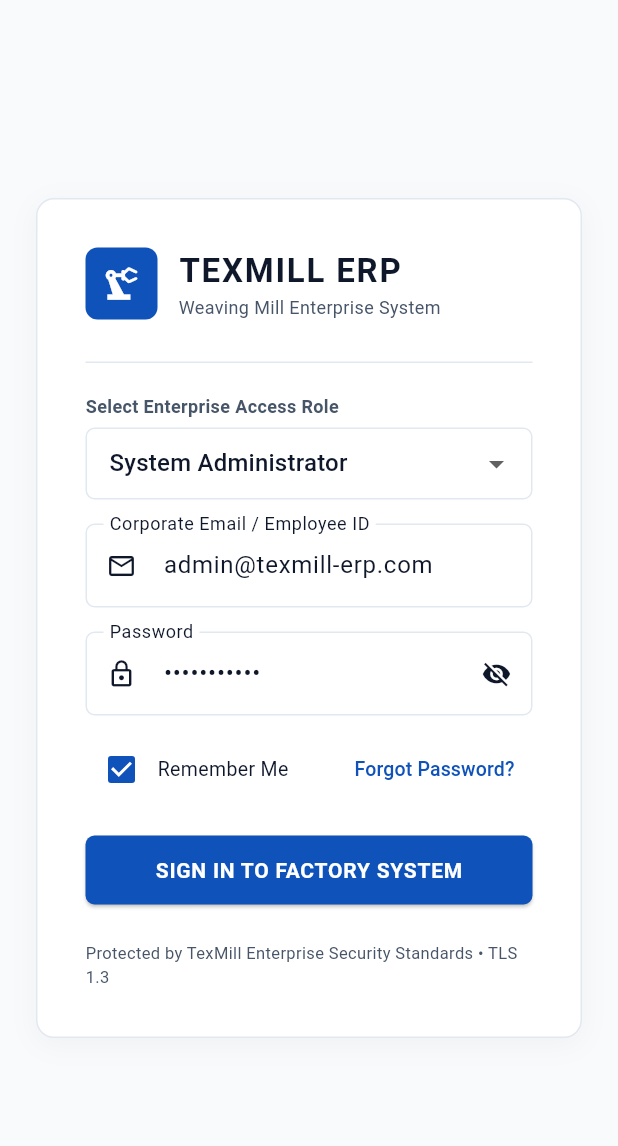
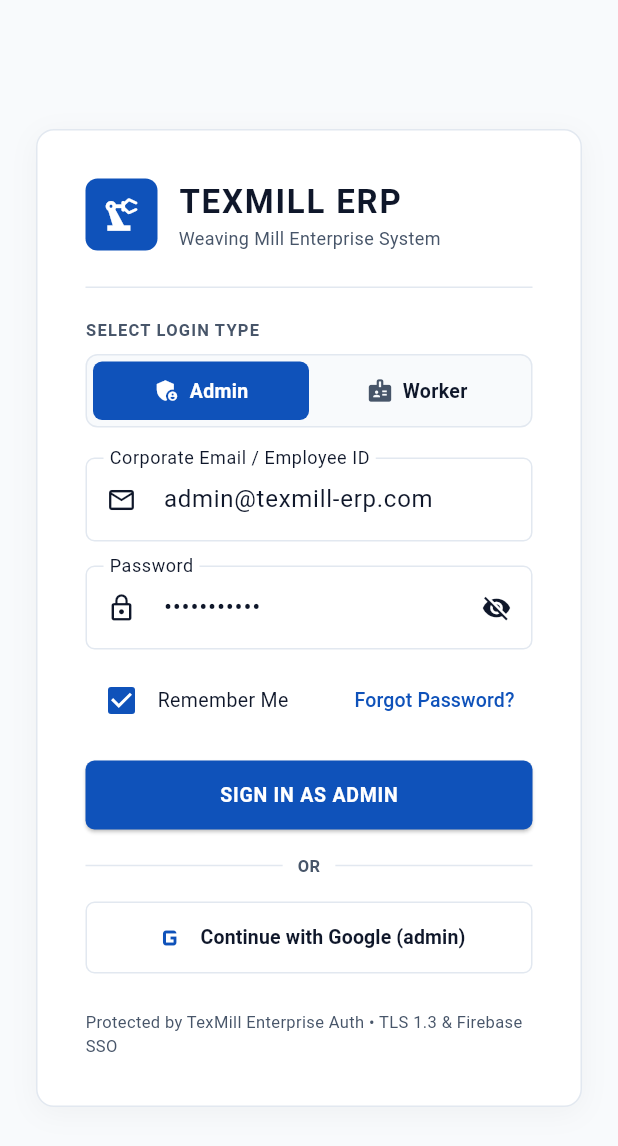
Before and after one commit to Krishna8208863439/Full-Stack, a Flutter app: the screen it shows after launch, on a phone screen of 412 x 824 dp. Shown: the top 1146 px of the screen. Run offline on Flutter 3.47's test engine with Material 3 defaults, Android fonts, the phone set to English and light mode, and no system bars; our stand-ins replace flutter_riverpod, go_router.

Commit message:
Add Admin vs Worker role login, Google Sign-In, and Worker Dashboard module

```diff
--- a/lib/core/routes/app_router.dart
+++ b/lib/core/routes/app_router.dart
@@ -2,6 +2,7 @@
 import 'package:go_router/go_router.dart';
 import '../../features/authentication/views/login_screen.dart';
 import '../../features/dashboard/views/dashboard_screen.dart';
+import '../../features/dashboard/views/worker_dashboard_screen.dart';
 import '../../features/machine_monitoring/views/machine_monitoring_screen.dart';
 import '../../features/production/views/production_screen.dart';
 import '../../features/inventory/views/inventory_screen.dart';
@@ -15,6 +16,8 @@
 
 class AppRoutes {
   static const String login = '/login';
+  static const String adminDashboard = '/admin-dashboard';
+  static const String workerDashboard = '/worker-dashboard';
   static const String dashboard = '/dashboard';
   static const String machines = '/machines';
   static const String production = '/production';
@@ -34,6 +37,14 @@
     GoRoute(
       path: AppRoutes.login,
       builder: (context, state) => const LoginScreen(),
+    ),
+    GoRoute(
+      path: AppRoutes.adminDashboard,
+      builder: (context, state) => const DashboardScreen(),
+    ),
+    GoRoute(
+      path: AppRoutes.workerDashboard,
+      builder: (context, state) => const WorkerDashboardScreen(),
     ),
     GoRoute(
       path: AppRoutes.dashboard,
--- a/lib/features/authentication/views/login_screen.dart
+++ b/lib/features/authentication/views/login_screen.dart
@@ -16,7 +16,7 @@
   final _formKey = GlobalKey<FormState>();
   final _emailController = TextEditingController(text: 'admin@texmill-erp.com');
   final _passwordController = TextEditingController(text: 'password123');
-  String _selectedRole = 'admin';
+  String _selectedRole = 'admin'; // 'admin' or 'worker'
   bool _rememberMe = true;
   bool _obscurePassword = true;
 
@@ -35,7 +35,22 @@
             _selectedRole,
           );
       if (success && mounted) {
-        context.go(AppRoutes.dashboard);
+        if (_selectedRole == 'admin') {
+          context.go(AppRoutes.adminDashboard);
+        } else {
+          context.go(AppRoutes.workerDashboard);
+        }
+      }
+    }
+  }
+
+  void _handleGoogleLogin() async {
+    final success = await ref.read(authProvider.notifier).loginWithGoogle(_selectedRole);
+    if (success && mounted) {
+      if (_selectedRole == 'admin') {
+        context.go(AppRoutes.adminDashboard);
+      } else {
+        context.go(AppRoutes.workerDashboard);
       }
     }
   }
@@ -70,7 +85,7 @@
                 mainAxisSize: MainAxisSize.min,
                 crossAxisAlignment: CrossAxisAlignment.stretch,
                 children: [
-                  // Industrial Corporate Header
+                  // Industrial Brand Header
                   Row(
                     children: [
                       Container(
@@ -102,8 +117,82 @@
                       ),
                     ],
                   ),
-                  const SizedBox(width: 0, height: 28),
+                  const SizedBox(height: 24),
                   const Divider(color: AppColors.borderLight),
+                  const SizedBox(height: 20),
+
+                  // Role Selection Segmented Bar (Admin vs Worker)
+                  const Text(
+                    'SELECT LOGIN TYPE',
+                    style: TextStyle(fontSize: 11, fontWeight: FontWeight.bold, color: AppColors.secondarySlate, letterSpacing: 0.8),
+                  ),
+                  const SizedBox(height: 8),
+                  Container(
+                    decoration: BoxDecoration(
+                      color: AppColors.surfaceVariantLight,
+                      borderRadius: BorderRadius.circular(8),
+                      border: Border.all(color: AppColors.borderLight),
+                    ),
+                    padding: const EdgeInsets.all(4),
+                    child: Row(
+                      children: [
+                        Expanded(
+                          child: GestureDetector(
+                            onTap: () => setState(() => _selectedRole = 'admin'),
+                            child: Container(
+                              padding: const EdgeInsets.symmetric(vertical: 10),
+                              decoration: BoxDecoration(
+                                color: _selectedRole == 'admin' ? AppColors.primaryBlue : Colors.transparent,
+                                borderRadius: BorderRadius.circular(6),
+                              ),
+                              child: Row(
+                                mainAxisAlignment: MainAxisAlignment.center,
+                                children: [
+                                  Icon(Icons.admin_panel_settings, size: 18, color: _selectedRole == 'admin' ? Colors.white : AppColors.secondarySlate),
+                                  const SizedBox(width: 6),
+                                  Text(
+                                    'Admin',
+                                    style: TextStyle(
+                                      fontWeight: FontWeight.bold,
+                                      fontSize: 13,
+                                      color: _selectedRole == 'admin' ? Colors.white : AppColors.textDark,
+                                    ),
+                                  ),
+                                ],
+                              ),
+                            ),
+                          ),
+                        ),
+                        Expanded(
+                          child: GestureDetector(
+                            onTap: () => setState(() => _selectedRole = 'worker'),
+                            child: Container(
+                              padding: const EdgeInsets.symmetric(vertical: 10),
+                              decoration: BoxDecoration(
+                                color: _selectedRole == 'worker' ? AppColors.primaryBlue : Colors.transparent,
+                                borderRadius: BorderRadius.circular(6),
+                              ),
+                              child: Row(
+                                mainAxisAlignment: MainAxisAlignment.center,
+                                children: [
+                                  Icon(Icons.badge, size: 18, color: _selectedRole == 'worker' ? Colors.white : AppColors.secondarySlate),
+                                  const SizedBox(width: 6),
+                                  Text(
+                                    'Worker',
+                                    style: TextStyle(
+                                      fontWeight: FontWeight.bold,
+                                      fontSize: 13,
+                                      color: _selectedRole == 'worker' ? Colors.white : AppColors.textDark,
+                                    ),
+                                  ),
+                                ],
+                              ),
+                            ),
+                          ),
+                        ),
+                      ],
+                    ),
+                  ),
                   const SizedBox(height: 20),
 
                   if (authState.errorMessage != null) ...[
@@ -130,29 +219,6 @@
                     const SizedBox(height: 16),
                   ],
 
-                  // Role Selection Switcher
-                  const Text('Select Enterprise Access Role', style: TextStyle(fontSize: 12, fontWeight: FontWeight.w600, color: AppColors.secondarySlate)),
-                  const SizedBox(height: 6),
-                  DropdownButtonFormField<String>(
-                    value: _selectedRole,
-                    decoration: InputDecoration(
-                      contentPadding: const EdgeInsets.symmetric(horizontal: 12, vertical: 10),
-                      border: OutlineInputBorder(borderRadius: BorderRadius.circular(6)),
-                    ),
-                    items: const [
-                      DropdownMenuItem(value: 'admin', child: Text('System Administrator')),
-                      DropdownMenuItem(value: 'plant_manager', child: Text('Plant Operations Manager')),
-                      DropdownMenuItem(value: 'supervisor', child: Text('Production Supervisor')),
-                      DropdownMenuItem(value: 'quality_inspector', child: Text('Quality Control Inspector')),
-                      DropdownMenuItem(value: 'maintenance_tech', child: Text('Maintenance Engineer')),
-                      DropdownMenuItem(value: 'weaver_operator', child: Text('Loom Weaver / Operator')),
-                    ],
-                    onChanged: (val) {
-                      if (val != null) setState(() => _selectedRole = val);
-                    },
-                  ),
-                  const SizedBox(height: 16),
-
                   // Email Input
                   TextFormField(
                     controller: _emailController,
@@ -163,7 +229,7 @@
                       border: OutlineInputBorder(borderRadius: BorderRadius.circular(6)),
                     ),
                     validator: (val) {
-                      if (val == null || val.isEmpty) return 'Please enter corporate email';
+                      if (val == null || val.isEmpty) return 'Please enter email';
                       return null;
                     },
                   ),
@@ -187,9 +253,9 @@
                       return null;
                     },
                   ),
-                  const SizedBox(height: 12),
+                  const SizedBox(height: 10),
 
-                  // Remember me & Forgot Password
+                  // Remember me & Forgot password
                   Row(
                     mainAxisAlignment: MainAxisAlignment.spaceBetween,
                     children: [
@@ -206,14 +272,14 @@
                       TextButton(
                         onPressed: () {
                           ScaffoldMessenger.of(context).showSnackBar(
-                            const SnackBar(content: Text('Password reset instructions sent to system administrator.')),
+                            const SnackBar(content: Text('Password reset instructions sent to registered email.')),
                           );
                         },
                         child: const Text('Forgot Password?', style: TextStyle(fontSize: 13, color: AppColors.primaryBlue)),
                       ),
                     ],
                   ),
-                  const SizedBox(height: 20),
+                  const SizedBox(height: 16),
 
                   // Sign In Button
                   SizedBox(
@@ -227,13 +293,46 @@
                       ),
                       child: authState.isLoading
                           ? const SizedBox(width: 20, height: 20, child: CircularProgressIndicator(strokeWidth: 2, color: Colors.white))
-                          : const Text('SIGN IN TO FACTORY SYSTEM', style: TextStyle(fontWeight: FontWeight.bold, fontSize: 14, letterSpacing: 0.5)),
+                          : Text(
+                              'SIGN IN AS ${_selectedRole.toUpperCase()}',
+                              style: const TextStyle(fontWeight: FontWeight.bold, fontSize: 13, letterSpacing: 0.5),
+                            ),
+                    ),
+                  ),
+                  const SizedBox(height: 16),
+
+                  // Or Divider
+                  const Row(
+                    children: [
+                      Expanded(child: Divider(color: AppColors.borderLight)),
+                      Padding(
+                        padding: EdgeInsets.symmetric(horizontal: 10),
+                        child: Text('OR', style: TextStyle(fontSize: 11, color: AppColors.secondarySlate, fontWeight: FontWeight.bold)),
+                      ),
+                      Expanded(child: Divider(color: AppColors.borderLight)),
+                    ],
+                  ),
+                  const SizedBox(height: 16),
+
+                  // Google Sign In Button
+                  OutlinedButton.icon(
+                    onPressed: authState.isLoading ? null : _handleGoogleLogin,
+                    icon: const Icon(Icons.g_mobiledata, size: 24, color: AppColors.primaryBlue),
+                    label: Text(
+                      'Continue with Google ($_selectedRole)',
+                      style: const TextStyle(fontWeight: FontWeight.w600, color: AppColors.textDark, fontSize: 13),
+                    ),
+                    style: OutlinedButton.styleFrom(
+                      padding: const EdgeInsets.symmetric(vertical: 12),
+                      side: const BorderSide(color: AppColors.borderLight),
+                      shape: RoundedRectangleBorder(borderRadius: BorderRadius.circular(6)),
                     ),
                   ),
                   const SizedBox(height: 24),
+
                   const Center(
                     child: Text(
-                      'Protected by TexMill Enterprise Security Standards • TLS 1.3',
+                      'Protected by TexMill Enterprise Auth • TLS 1.3 & Firebase SSO',
                       style: TextStyle(fontSize: 11, color: AppColors.secondarySlate),
                     ),
                   ),
```
Also changed, not shown: lib/core/models/user_model.dart (+36 -7 lines), lib/core/repositories/auth_repository.dart (+37 -14 lines), lib/features/authentication/providers/auth_provider.dart (+25 -3 lines), lib/features/dashboard/views/worker_dashboard_screen.dart (added, +306 -0 lines), 1 other file.
